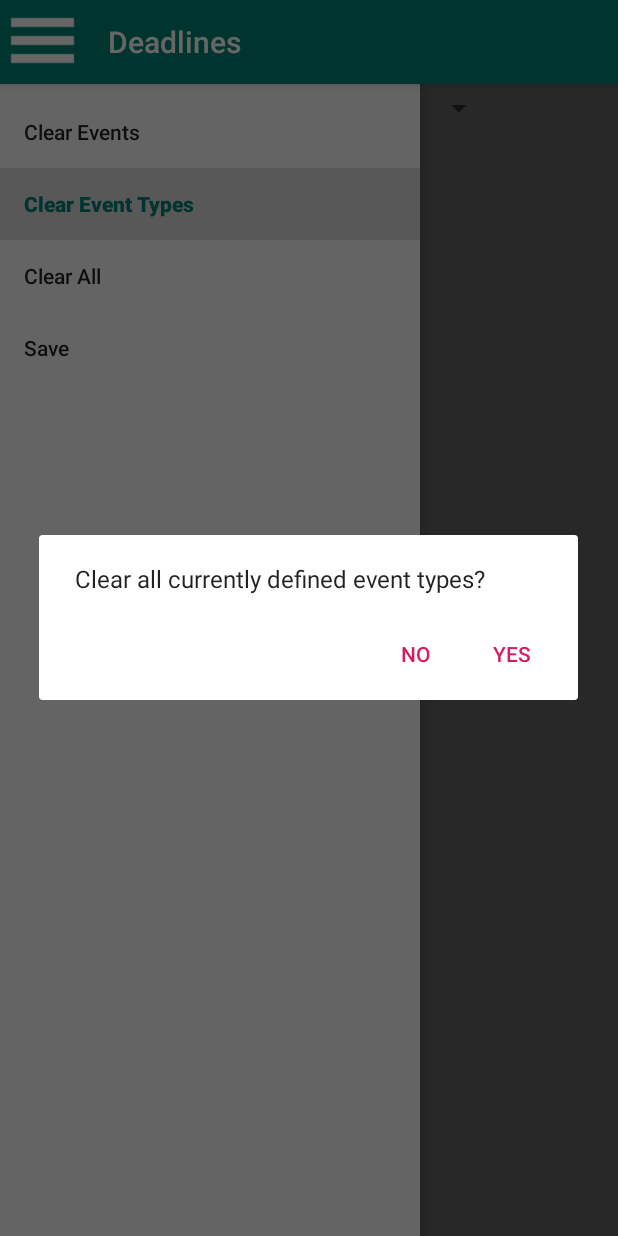
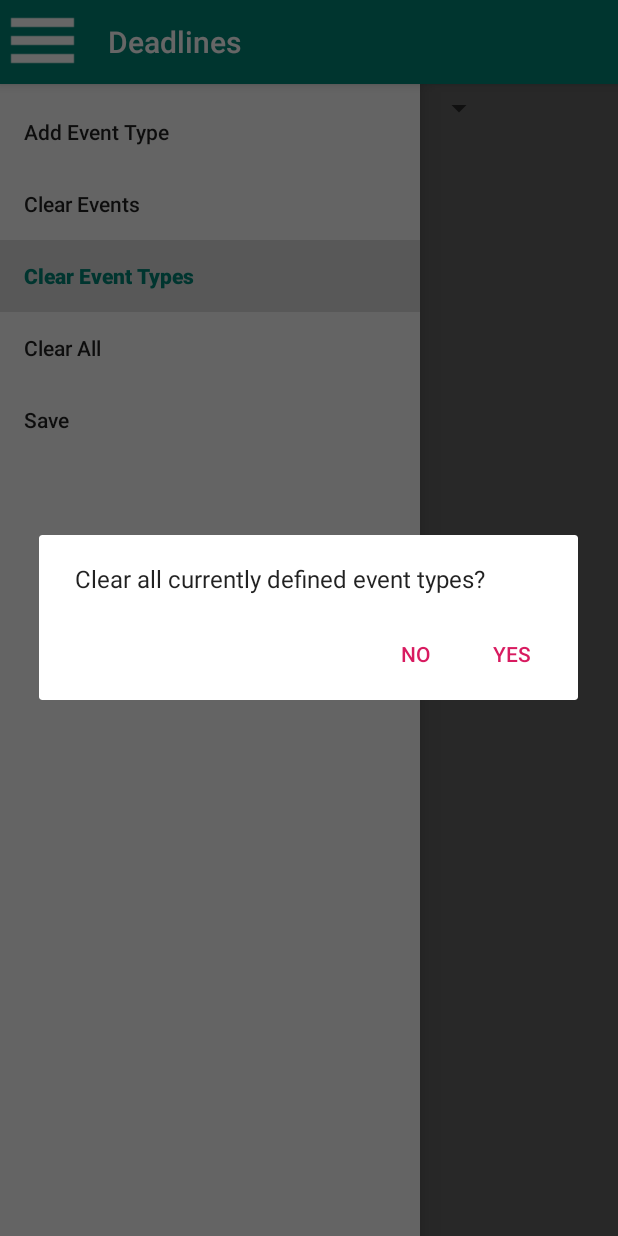
Before and after one commit to BrendanKiernan196/Deadlines, an Android app: the screen it shows after launch (MainActivity), in the side drawer, after a tap on "Clear Event Types", on a phone screen of 412 x 824 dp. Run offline under Robolectric (Android 15) with nearby library versions, the phone set to English and light mode, and no system bars.

Commit message:
Middleware 1
Preliminary Event Type Creation function implementation
File loader implementation frame

```diff
--- a/app/src/main/AndroidManifest.xml
+++ b/app/src/main/AndroidManifest.xml
@@ -16,6 +16,7 @@
                 <category android:name="android.intent.category.LAUNCHER" />
             </intent-filter>
         </activity>
+
     </application>
 
 </manifest>
--- a/app/src/main/java/com/kiernan/deadlines/EventTypeBag.java
+++ b/app/src/main/java/com/kiernan/deadlines/EventTypeBag.java
@@ -144,7 +144,7 @@ public class EventTypeBag implements Serializable {
     @RequiresApi(api = Build.VERSION_CODES.KITKAT)
     public static ArrayList loadData() {
         ArrayList toLoad = new ArrayList<>();
-
+        toLoad.add(new EventType("Unclassified"));
         try {
             FileInputStream fis =
                     new FileInputStream("type.dat");
--- a/app/src/main/java/com/kiernan/deadlines/MainActivity.java
+++ b/app/src/main/java/com/kiernan/deadlines/MainActivity.java
@@ -10,6 +10,7 @@ import android.support.v7.app.AppCompatActivity;
 import android.os.Bundle;
 import android.support.v7.widget.Toolbar;
 import android.view.MenuItem;
+import android.widget.EditText;
 
 /*
     Deadlines Project - Members
@@ -24,9 +25,13 @@ import android.view.MenuItem;
 
 public class MainActivity extends AppCompatActivity {
 
+    private EventBag eventBag;
+    private EventTypeBag eventTypeBag;
+
     private DrawerLayout drawerLayout;
 
-    private AlertDialog confirm, ceAlert, cetAlert, caAlert;
+    private AlertDialog newEventType, eventTypeFail,
+            confirm, ceAlert, cetAlert, caAlert;
 
     @Override
     protected void onCreate(Bundle savedInstanceState) {
@@ -41,6 +46,8 @@ public class MainActivity extends AppCompatActivity {
 
         drawerLayout = findViewById(R.id.drawer_layout);
 
+        loadBags();
+        makeDialogue();
         makeHamburger();
     }
 
@@ -54,20 +61,43 @@ public class MainActivity extends AppCompatActivity {
         return super.onOptionsItemSelected(item);
     }
 
-    public void makeHamburger() {
+    public void loadBags() {
+        eventBag = new EventBag();
+        //eventBag.setList(eventBag.loadData(0);
+        //eventBag.setPastList(eventBag.loadData(1));
+
+        eventTypeBag = new EventTypeBag(eventBag);
+        //eventTypeBag.setTypeList(eventTypeBag.loadData());
+    }
+
+    public void makeDialogue(){
         AlertDialog.Builder builder = new AlertDialog.Builder(this);
 
-        //Make confirmation alert
+        /*
+        Success Alert
+         */
         builder.setPositiveButton("Ok", new DialogInterface.OnClickListener() {
             public void onClick(DialogInterface dialog, int id) {
                 drawerLayout.closeDrawers();
             }
         });
         builder.setMessage("Completed");
-
         confirm = builder.create();
 
-        //Make clear event confirmation dialogue
+        /*
+        Event Type Addition Failure Dialogue
+         */
+        builder.setPositiveButton("Ok", new DialogInterface.OnClickListener() {
+            public void onClick(DialogInterface dialog, int id) {
+                newEventType.show();
+            }
+        });
+        builder.setMessage("An event type by this name exists.  Please try again.");
+        eventTypeFail = builder.create();
+
+        /*
+        Clear Event Confirmation
+         */
         builder.setPositiveButton("Yes", new DialogInterface.OnClickListener() {
             public void onClick(DialogInterface dialog, int id) {
                 //add clear eventBag method
@@ -76,14 +106,15 @@ public class MainActivity extends AppCompatActivity {
         });
         builder.setNegativeButton("No", new DialogInterface.OnClickListener() {
             public void onClick(DialogInterface dialog, int id) {
-                //NA
+                //Close
             }
         });
         builder.setMessage("Clear all in-progress events?");
-
         ceAlert = builder.create();
 
-        //Make clear event type confirmation dialogue
+        /*
+        Clear Event Type Confirmation
+         */
         builder.setPositiveButton("Yes", new DialogInterface.OnClickListener() {
             public void onClick(DialogInterface dialog, int id) {
                 //add clear eventTypeBag method w/ update to eventBag
@@ -92,14 +123,15 @@ public class MainActivity extends AppCompatActivity {
         });
         builder.setNegativeButton("No", new DialogInterface.OnClickListener() {
             public void onClick(DialogInterface dialog, int id) {
-                //NA
+                //Close
             }
         });
         builder.setMessage("Clear all currently defined event types?");
-
         cetAlert = builder.create();
 
-        //Make clear event type confirmation dialogue
+        /*
+        Clear Event & Event Type Confirmation
+         */
         builder.setPositiveButton("Yes", new DialogInterface.OnClickListener() {
             public void onClick(DialogInterface dialog, int id) {
                 //add clear eventBag method
@@ -109,13 +141,38 @@ public class MainActivity extends AppCompatActivity {
         });
         builder.setNegativeButton("No", new DialogInterface.OnClickListener() {
             public void onClick(DialogInterface dialog, int id) {
-                //NA
+                //Close
             }
         });
         builder.setMessage("Clear all current events and event types?");
-
         caAlert = builder.create();
 
+        /*
+        Add New Event Dialogue
+         */
+        builder.setMessage("Enter New Event Type:");
+        builder.setView(getLayoutInflater().inflate(R.layout.event_type_creator, null));
+        builder.setPositiveButton("Add", new DialogInterface.OnClickListener() {
+            public void onClick(DialogInterface dialog, int id) {
+                EditText et = findViewById(R.id.eventTypeCreator);
+                String s = et.getText().toString();
+                if(s != null && eventTypeBag.add(s)){
+                    confirm.show();
+                }
+                else{
+                    eventTypeFail.show();
+                }
+            }
+        });
+        builder.setNegativeButton("Cancel", new DialogInterface.OnClickListener() {
+            public void onClick(DialogInterface dialog, int id) {
+                //Close
+            }
+        });
+        newEventType = builder.create();
+    }
+
+    public void makeHamburger() {
         //Make Hamburger Menu, assign operations to list items
         NavigationView nView = findViewById(R.id.nav_view);
         nView.setNavigationItemSelectedListener(
@@ -124,7 +181,10 @@ public class MainActivity extends AppCompatActivity {
                     public boolean onNavigationItemSelected(MenuItem menuItem) {
                         menuItem.setChecked(true);
 
-                        if (menuItem.getTitle().equals("Clear Events")) {
+                        if (menuItem.getTitle().equals("Add Event Type")) {
+                            newEventType.show();
+                        }
+                        else if (menuItem.getTitle().equals("Clear Events")) {
                             ceAlert.show();
                         }
                         else if(menuItem.getTitle().equals("Clear Event Types")){
--- a/app/src/main/res/menu/drawer_view.xml
+++ b/app/src/main/res/menu/drawer_view.xml
@@ -4,6 +4,8 @@
 
     <group android:checkableBehavior="single">
 
+        <item android:id="@+id/addEventType"
+            android:title="Add Event Type"    />
         <item android:id="@+id/clearEvents"
             android:title="Clear Events"    />
         <item android:id="@+id/clearEventTypes"
@@ -14,4 +16,5 @@
             android:title="Save"    />
 
     </group>
+
 </menu>
```
Also changed, not shown: app/src/main/res/layout/event_type_creator.xml (added, +7 -0 lines).
